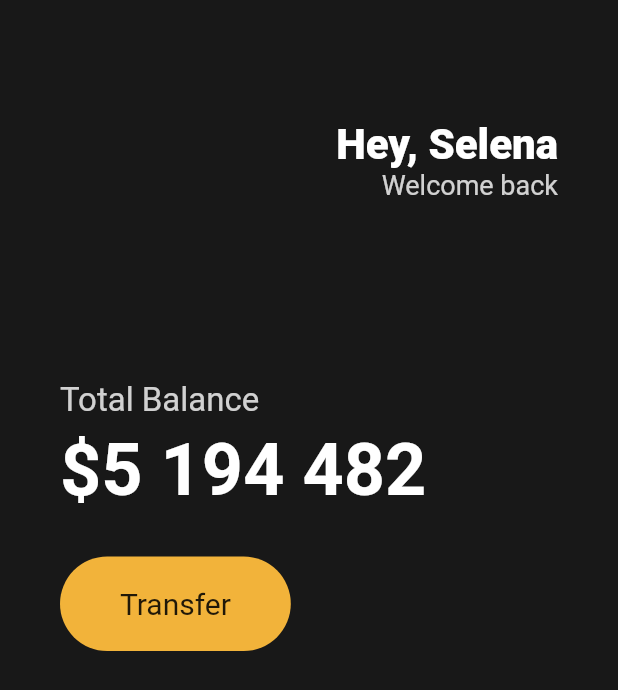
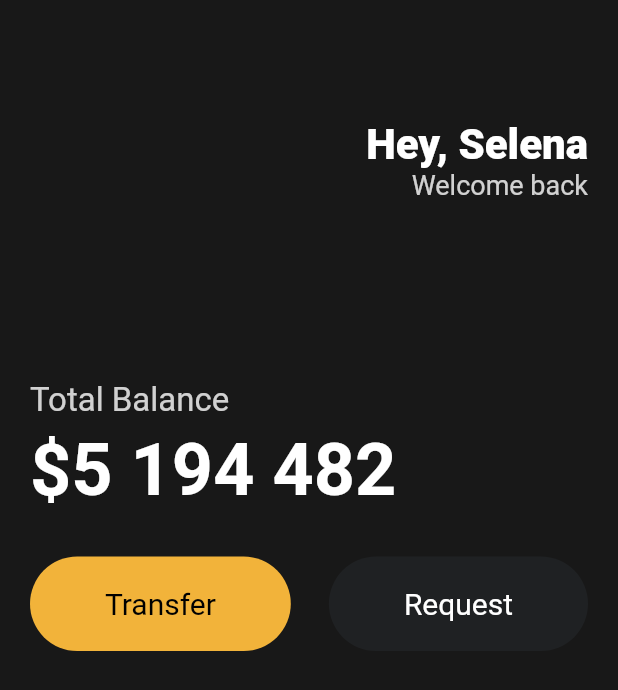
Before and after one commit to jundev5796/toonflix, a Flutter app: the screen it shows after launch, on a phone screen of 412 x 824 dp. Shown: the top 690 px of the screen. Run offline on Flutter 3.47's test engine with Material 2 defaults, Android fonts, the phone set to English and light mode, and no system bars.

Commit message:
[UI Challenge] Refactored button widget for reusability

```diff
--- a/lib/main.dart
+++ b/lib/main.dart
@@ -1,7 +1,8 @@
 import 'package:flutter/material.dart';
+import 'package:toonflix/widgets/button.dart';
 
 void main() {
-  runApp(App());
+  runApp(const App());
 }
 
 class App extends StatelessWidget {
@@ -13,7 +14,7 @@ class App extends StatelessWidget {
       home: Scaffold(
         backgroundColor: const Color(0xFF181818),
         body: Padding(
-          padding: const EdgeInsets.symmetric(horizontal: 40),
+          padding: const EdgeInsets.symmetric(horizontal: 20),
           child: Column(
             crossAxisAlignment: CrossAxisAlignment.start,
             children: [
@@ -66,24 +67,18 @@ class App extends StatelessWidget {
               const SizedBox(
                 height: 30,
               ),
-              Row(
+              const Row(
+                mainAxisAlignment: MainAxisAlignment.spaceBetween,
                 children: [
-                  Container(
-                    decoration: BoxDecoration(
-                        color: const Color(0xFFF2B33A),
-                        borderRadius: BorderRadius.circular(45)),
-                    child: const Padding(
-                      padding: EdgeInsets.symmetric(
-                        vertical: 20,
-                        horizontal: 40,
-                      ),
-                      child: Text(
-                        'Transfer',
-                        style: TextStyle(
-                          fontSize: 20,
-                        ),
-                      ),
-                    ),
+                  Button(
+                    text: 'Transfer',
+                    bgColor: Color(0xFFF2B33A),
+                    textColor: Colors.black,
+                  ),
+                  Button(
+                    text: 'Request',
+                    bgColor: Color(0xFF1F2123),
+                    textColor: Colors.white,
                   ),
                 ],
               ),
--- /dev/null
+++ b/lib/widgets/button.dart
@@ -0,0 +1,35 @@
+import 'package:flutter/material.dart';
+
+class Button extends StatelessWidget {
+  final String text;
+  final Color bgColor;
+  final Color textColor;
+
+  const Button({
+    super.key,
+    required this.text,
+    required this.bgColor,
+    required this.textColor,
+  });
+
+  @override
+  Widget build(BuildContext context) {
+    return Container(
+      decoration: BoxDecoration(
+          color: bgColor, borderRadius: BorderRadius.circular(45)),
+      child: Padding(
+        padding: const EdgeInsets.symmetric(
+          vertical: 20,
+          horizontal: 50,
+        ),
+        child: Text(
+          text,
+          style: TextStyle(
+            color: textColor,
+            fontSize: 20,
+          ),
+        ),
+      ),
+    );
+  }
+}
```
Also changed, not shown: 1 other file.
